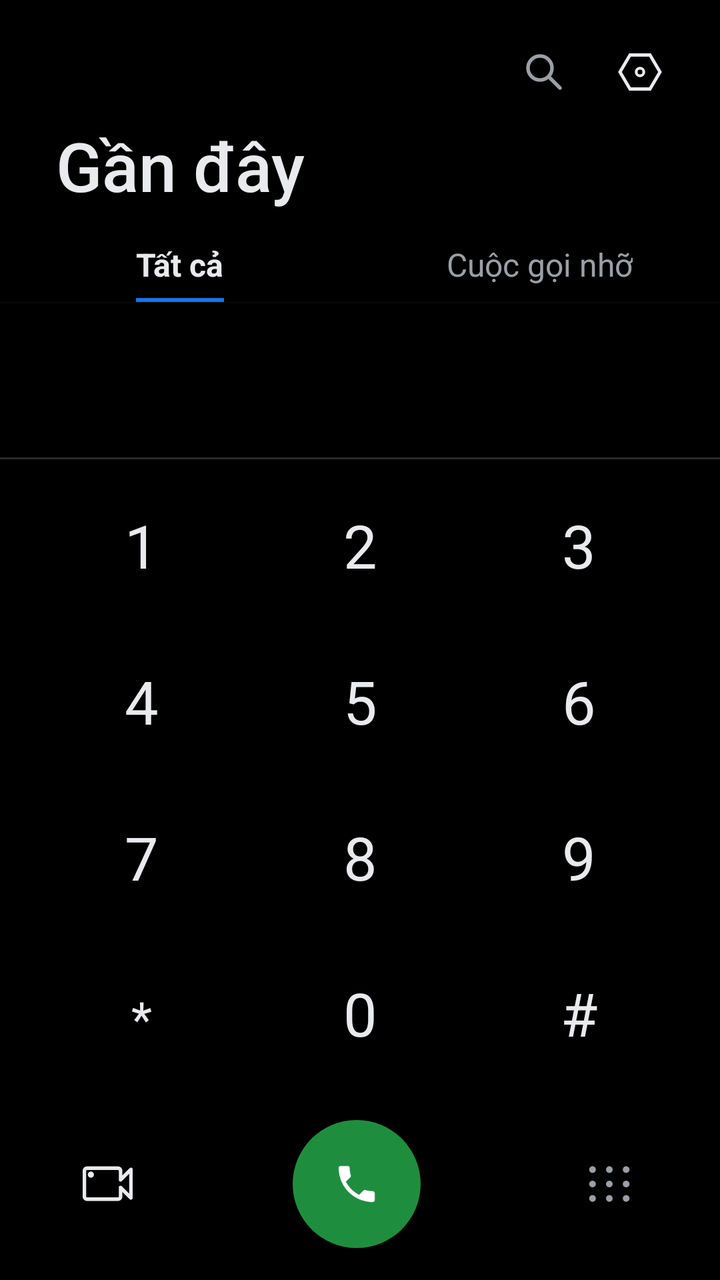
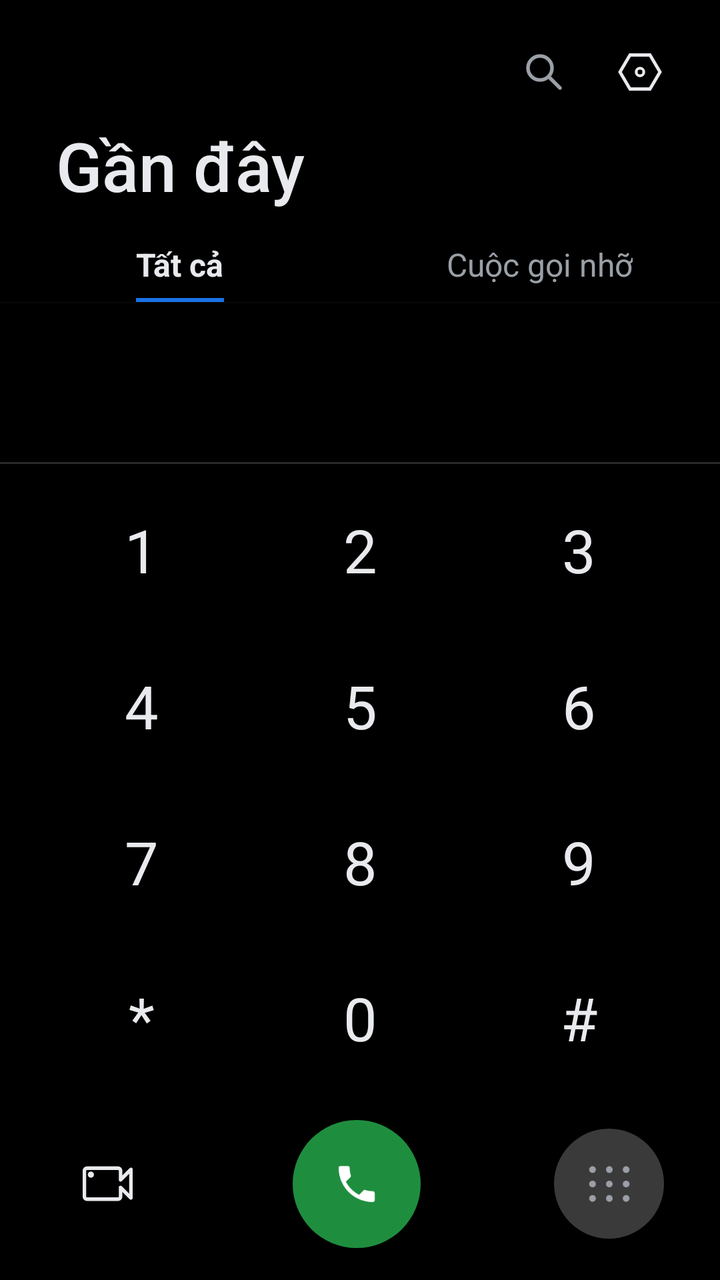

An Android layout rendered at two revisions. The XML below is the earlier revision; the diff shows what the commit changed to produce the second picture.
<!-- AndroidManifest.xml: application theme Theme.SimpleCall -->
<!-- res/layout/fragment_dialer.xml -->
<?xml version="1.0" encoding="utf-8"?>
<LinearLayout xmlns:android="http://schemas.android.com/apk/res/android"
    xmlns:app="http://schemas.android.com/apk/res-auto"
    xmlns:tools="http://schemas.android.com/tools"
    android:layout_width="match_parent"
    android:layout_height="match_parent"
    android:orientation="vertical"
    android:background="@color/bg">

    
    <LinearLayout
        android:id="@+id/llDialerHeader"
        android:layout_width="match_parent" android:layout_height="wrap_content"
        android:orientation="vertical">

        <FrameLayout
            android:layout_width="match_parent" android:layout_height="wrap_content"
            android:paddingTop="16dp" android:paddingEnd="20dp">
            <LinearLayout
                android:layout_width="wrap_content" android:layout_height="wrap_content"
                android:layout_gravity="end"
                android:orientation="horizontal">
                <ImageButton
                    android:id="@+id/btnDialerSearch"
                    android:layout_width="40dp" android:layout_height="40dp"
                    android:background="@android:color/transparent"
                    android:src="@drawable/ic_search"
                    android:contentDescription="@string/search" />
                <ImageButton
                    android:id="@+id/btnDialerSettings"
                    android:layout_width="40dp" android:layout_height="40dp"
                    android:layout_marginStart="8dp"
                    android:background="@android:color/transparent"
                    android:src="@drawable/ic_hexagon_settings"
                    android:contentDescription="@string/settings" />
            </LinearLayout>
        </FrameLayout>

        <TextView
            android:layout_width="wrap_content" android:layout_height="wrap_content"
            android:layout_marginStart="28dp" android:layout_marginTop="4dp"
            android:text="@string/recents_title"
            android:textSize="34sp"
            android:textColor="@color/text_primary"
            android:fontFamily="sans-serif-medium" />

        <LinearLayout
            android:layout_width="match_parent" android:layout_height="wrap_content"
            android:orientation="horizontal"
            android:paddingTop="16dp">

            <FrameLayout
                android:layout_width="0dp" android:layout_height="wrap_content"
                android:layout_weight="1">
                <LinearLayout
                    android:id="@+id/tabAll"
                    android:layout_width="wrap_content" android:layout_height="wrap_content"
                    android:layout_gravity="center"
                    android:orientation="vertical"
                    android:gravity="center_horizontal"
                    android:clickable="true" android:focusable="true">
                    <TextView
                        android:id="@+id/tvTabAll"
                        android:layout_width="wrap_content" android:layout_height="wrap_content"
                        android:text="@string/tab_all"
                        android:textSize="16sp" android:textStyle="bold"
                        android:textColor="@color/text_primary"
                        android:fontFamily="sans-serif" />
                    <View
                        android:id="@+id/tabAllUnderline"
                        android:layout_width="match_parent" android:layout_height="2dp"
                        android:layout_marginTop="6dp"
                        android:background="@color/accent_blue" />
                </LinearLayout>
            </FrameLayout>

            <FrameLayout
                android:layout_width="0dp" android:layout_height="wrap_content"
                android:layout_weight="1">
                <LinearLayout
                    android:id="@+id/tabMissed"
                    android:layout_width="wrap_content" android:layout_height="wrap_content"
                    android:layout_gravity="center"
                    android:orientation="vertical"
                    android:gravity="center_horizontal"
                    android:clickable="true" android:focusable="true">
                    <TextView
                        android:id="@+id/tvTabMissed"
                        android:layout_width="wrap_content" android:layout_height="wrap_content"
                        android:text="@string/tab_missed"
                        android:textSize="16sp"
                        android:textColor="@color/text_secondary"
                        android:fontFamily="sans-serif" />
                    <View
                        android:id="@+id/tabMissedUnderline"
                        android:layout_width="match_parent" android:layout_height="2dp"
                        android:layout_marginTop="6dp"
                        android:background="@android:color/transparent" />
                </LinearLayout>
            </FrameLayout>
        </LinearLayout>

        <View
            android:layout_width="match_parent" android:layout_height="0.5dp"
            android:background="#332B2B2B" />
    </LinearLayout>

    
    <FrameLayout
        android:layout_width="match_parent"
        android:layout_height="0dp"
        android:layout_weight="1">

    
    <androidx.recyclerview.widget.RecyclerView
        android:id="@+id/rvRecents"
        android:layout_width="match_parent"
        android:layout_height="match_parent"
        android:clipToPadding="false"
        android:paddingBottom="280dp" />

    
    <LinearLayout
        android:id="@+id/llSuggestionsWrap"
        android:layout_width="match_parent"
        android:layout_height="match_parent"
        android:orientation="vertical"
        android:paddingBottom="280dp"
        android:visibility="gone">

        <TextView
            android:id="@+id/tvSuggestionsHeader"
            android:layout_width="match_parent"
            android:layout_height="wrap_content"
            android:text="@string/all_contacts"
            android:textSize="14sp"
            android:textColor="@color/text_secondary"
            android:fontFamily="sans-serif"
            android:paddingStart="20dp"
            android:paddingEnd="20dp"
            android:paddingTop="14dp"
            android:paddingBottom="8dp" />

        <androidx.recyclerview.widget.RecyclerView
            android:id="@+id/rvSuggestions"
            android:layout_width="match_parent"
            android:layout_height="0dp"
            android:layout_weight="1"
            android:clipToPadding="false" />
    </LinearLayout>

    
    <LinearLayout
        android:id="@+id/llNoMatchActions"
        android:layout_width="match_parent"
        android:layout_height="wrap_content"
        android:orientation="vertical"
        android:paddingTop="8dp"
        android:visibility="gone">

        <LinearLayout
            android:id="@+id/rowCreateContact"
            android:layout_width="match_parent" android:layout_height="wrap_content"
            android:orientation="horizontal" android:gravity="center_vertical"
            android:background="@drawable/bg_settings_row"
            android:clickable="true" android:focusable="true"
            android:paddingStart="20dp" android:paddingEnd="20dp"
            android:paddingTop="14dp" android:paddingBottom="14dp">
            <ImageView android:layout_width="30dp" android:layout_height="30dp"
                android:src="@drawable/ic_add" app:tint="@color/white" tools:ignore="MissingClass"/>
            <TextView android:layout_width="0dp" android:layout_height="wrap_content"
                android:layout_weight="1" android:layout_marginStart="18dp"
                android:text="@string/create_new_contact"
                android:textSize="16sp" android:textColor="@color/text_primary" android:fontFamily="sans-serif"/>
        </LinearLayout>

        <LinearLayout
            android:id="@+id/rowAddToExisting"
            android:layout_width="match_parent" android:layout_height="wrap_content"
            android:orientation="horizontal" android:gravity="center_vertical"
            android:background="@drawable/bg_settings_row"
            android:clickable="true" android:focusable="true"
            android:paddingStart="20dp" android:paddingEnd="20dp"
            android:paddingTop="14dp" android:paddingBottom="14dp">
            <ImageView android:layout_width="24dp" android:layout_height="24dp"
                android:src="@drawable/ic_person" app:tint="@color/white" tools:ignore="MissingClass"/>
            <TextView android:layout_width="0dp" android:layout_height="wrap_content"
                android:layout_weight="1" android:layout_marginStart="24dp"
                android:text="@string/add_to_existing_contact"
                android:textSize="16sp" android:textColor="@color/text_primary" android:fontFamily="sans-serif"/>
        </LinearLayout>

        <LinearLayout
            android:id="@+id/rowSendSms"
            android:layout_width="match_parent" android:layout_height="wrap_content"
            android:orientation="horizontal" android:gravity="center_vertical"
            android:background="@drawable/bg_settings_row"
            android:clickable="true" android:focusable="true"
            android:paddingStart="20dp" android:paddingEnd="20dp"
            android:paddingTop="14dp" android:paddingBottom="14dp">
            <ImageView android:layout_width="20dp" android:layout_height="20dp"
                android:src="@android:drawable/ic_dialog_email" app:tint="@color/white" tools:ignore="MissingClass"/>
            <TextView android:layout_width="0dp" android:layout_height="wrap_content"
                android:layout_weight="1" android:layout_marginStart="24dp"
                android:text="@string/send_sms"
                android:textSize="16sp" android:textColor="@color/text_primary" android:fontFamily="sans-serif"/>
        </LinearLayout>

        <LinearLayout
            android:id="@+id/rowVideoMeet"
            android:layout_width="match_parent" android:layout_height="wrap_content"
            android:orientation="horizontal" android:gravity="center_vertical"
            android:background="@drawable/bg_settings_row"
            android:clickable="true" android:focusable="true"
            android:paddingStart="20dp" android:paddingEnd="20dp"
            android:paddingTop="14dp" android:paddingBottom="14dp">
            <ImageView android:layout_width="24dp" android:layout_height="24dp"
                android:src="@drawable/ic_video_call" app:tint="@color/white" tools:ignore="MissingClass"/>
            <TextView android:layout_width="0dp" android:layout_height="wrap_content"
                android:layout_weight="1" android:layout_marginStart="24dp"
                android:text="@string/video_call_meet"
                android:textSize="16sp" android:textColor="@color/text_primary" android:fontFamily="sans-serif"/>
        </LinearLayout>
    </LinearLayout>

    
    <LinearLayout
        android:id="@+id/panelKeypad"
        android:layout_width="match_parent"
        android:layout_height="wrap_content"
        android:layout_gravity="bottom"
        android:orientation="vertical"
        android:background="@color/bg"
        android:elevation="8dp">

        
        <View
            android:layout_width="match_parent"
            android:layout_height="1dp"
            android:background="@color/divider" />

        
        <FrameLayout
            android:id="@+id/frameNumber"
            android:layout_width="match_parent"
            android:layout_height="wrap_content"
            android:paddingTop="10dp"
            android:paddingStart="20dp"
            android:paddingEnd="20dp"
            android:visibility="gone">

            <ImageButton
                android:id="@+id/btnDialMenu"
                android:layout_width="40dp"
                android:layout_height="40dp"
                android:layout_gravity="center_vertical|start"
                android:background="@android:color/transparent"
                android:src="@drawable/ic_more_vert"
                android:contentDescription="@string/dialpad_options"
                android:visibility="invisible" />

            <EditText
                android:id="@+id/etNumber"
                android:layout_width="match_parent"
                android:layout_height="wrap_content"
                android:layout_gravity="center_vertical"
                android:paddingStart="48dp"
                android:paddingEnd="62dp"
                android:background="@null"
                android:inputType="none"
                android:gravity="center"
                android:textSize="32sp"
                android:textColor="@color/text_primary"
                android:fontFamily="sans-serif-light"
                android:cursorVisible="true"
                android:maxLines="1" />

            <ImageButton
                android:id="@+id/btnBackspace"
                android:layout_width="62dp"
                android:layout_height="40dp"
                android:layout_gravity="center_vertical|end"
                android:background="@android:color/transparent"
                android:src="@drawable/ic_backspace"
                android:contentDescription="@string/cancel"
                android:visibility="invisible" />
        </FrameLayout>

        
        <GridLayout
            android:id="@+id/keypad"
            android:layout_width="match_parent"
            android:layout_height="wrap_content"
            android:layout_marginTop="4dp"
            android:paddingStart="16dp"
            android:paddingEnd="16dp"
            android:columnCount="3"
            android:rowCount="4"
            android:useDefaultMargins="false">

            <Button android:tag="1" style="@style/KeyBtn" android:text="1" android:layout_columnWeight="1" />
            <Button android:tag="2" style="@style/KeyBtn" android:text="2" android:layout_columnWeight="1" />
            <Button android:tag="3" style="@style/KeyBtn" android:text="3" android:layout_columnWeight="1" />
            <Button android:tag="4" style="@style/KeyBtn" android:text="4" android:layout_columnWeight="1" />
            <Button android:tag="5" style="@style/KeyBtn" android:text="5" android:layout_columnWeight="1" />
            <Button android:tag="6" style="@style/KeyBtn" android:text="6" android:layout_columnWeight="1" />
            <Button android:tag="7" style="@style/KeyBtn" android:text="7" android:layout_columnWeight="1" />
            <Button android:tag="8" style="@style/KeyBtn" android:text="8" android:layout_columnWeight="1" />
            <Button android:tag="9" style="@style/KeyBtn" android:text="9" android:layout_columnWeight="1" />
            <Button android:tag="*" style="@style/KeyBtn" android:text="*" android:layout_columnWeight="1" android:textSize="24sp" />
            <Button android:tag="0" style="@style/KeyBtn" android:text="0" android:layout_columnWeight="1" />
            <Button android:tag="#" style="@style/KeyBtn" android:text="#" android:layout_columnWeight="1" />
        </GridLayout>

        
        <LinearLayout
            android:id="@+id/rowDialControls"
            android:layout_width="match_parent"
            android:layout_height="wrap_content"
            android:orientation="horizontal"
            android:gravity="center_vertical"
            android:paddingTop="12dp"
            android:paddingBottom="16dp"
            android:paddingStart="28dp"
            android:paddingEnd="28dp">

            <FrameLayout
                android:id="@+id/btnVideoCall"
                android:layout_width="52dp" android:layout_height="52dp"
                android:background="@android:color/transparent"
                android:clickable="true" android:focusable="true"
                android:contentDescription="@string/video_call">
                <ImageView android:layout_width="31dp" android:layout_height="31dp"
                    android:layout_gravity="center"
                    android:src="@drawable/ic_video_call_outline"
                    tools:ignore="MissingClass"/>
            </FrameLayout>

            <Space android:layout_width="0dp" android:layout_height="1dp" android:layout_weight="1"/>

            <ImageButton
                android:id="@+id/btnCall"
                android:layout_width="64dp" android:layout_height="64dp"
                android:layout_gravity="center"
                android:background="@drawable/bg_call_circle"
                android:src="@drawable/ic_call"
                android:contentDescription="@string/call"
                android:visibility="visible" />

            <LinearLayout
                android:id="@+id/llCallDual"
                android:layout_width="wrap_content" android:layout_height="50dp"
                android:layout_gravity="center"
                android:orientation="horizontal"
                android:visibility="gone">

                <FrameLayout
                    android:id="@+id/btnCallSim1"
                    android:layout_width="95dp" android:layout_height="match_parent"
                    android:background="@drawable/bg_call_pill_left"
                    android:clickable="true" android:focusable="true">
                    
                    <View
                        android:layout_width="14dp" android:layout_height="match_parent"
                        android:layout_gravity="end"
                        android:background="@color/btn_call_pill_right" />
                    <ImageView android:layout_width="22dp" android:layout_height="22dp"
                        android:layout_gravity="center" android:src="@drawable/ic_call" tools:ignore="MissingClass"/>
                    <TextView android:layout_width="wrap_content" android:layout_height="wrap_content"
                        android:layout_gravity="center" android:translationX="9dp" android:translationY="-4dp"
                        android:text="1" android:textSize="12sp" android:textStyle="bold"
                        android:textColor="@color/white" android:fontFamily="sans-serif-medium"/>
                </FrameLayout>

                <FrameLayout
                    android:id="@+id/btnCallSim2"
                    android:layout_width="95dp" android:layout_height="match_parent"
                    android:background="@drawable/bg_call_pill_right"
                    android:clickable="true" android:focusable="true">
                    <ImageView android:layout_width="22dp" android:layout_height="22dp"
                        android:layout_gravity="center" android:src="@drawable/ic_call" tools:ignore="MissingClass"/>
                    <TextView android:layout_width="wrap_content" android:layout_height="wrap_content"
                        android:layout_gravity="center" android:translationX="9dp" android:translationY="-4dp"
                        android:text="2" android:textSize="12sp" android:textStyle="bold"
                        android:textColor="@color/white" android:fontFamily="sans-serif-medium"/>
                </FrameLayout>
            </LinearLayout>

            <Space android:layout_width="0dp" android:layout_height="1dp" android:layout_weight="1"/>

            <ImageButton
                android:id="@+id/btnKeypadToggle"
                android:layout_width="55dp" android:layout_height="55dp"
                android:background="@android:color/transparent"
                android:src="@drawable/ic_dialpad"
                android:tint="@color/text_secondary"
                android:contentDescription="@string/open_dialpad" />

        </LinearLayout>
    </LinearLayout>

    </FrameLayout>
</LinearLayout>
<!-- resources referenced by this layout -->
<resources>
  <color name="accent_blue">#1A73E8</color>
  <color name="bg">#000000</color>
  <color name="btn_call_pill_right">#1AA155</color>
  <color name="divider">#2A2A2A</color>
  <color name="text_primary">#E8EAED</color>
  <color name="text_secondary">#9AA0A6</color>
  <color name="white">#FFFFFF</color>
  <!-- drawable bg_call_circle (drawable) -->
  <?xml version="1.0" encoding="utf-8"?>
  <ripple xmlns:android="http://schemas.android.com/apk/res/android"
      android:color="#331E8E3E">
      <item>
          <shape android:shape="oval">
              <solid android:color="@color/btn_call" />
          </shape>
      </item>
  </ripple>
  <!-- drawable bg_settings_row (drawable) -->
  <?xml version="1.0" encoding="utf-8"?>
  <ripple xmlns:android="http://schemas.android.com/apk/res/android"
      android:color="@color/key_ripple">
      <item>
          <shape android:shape="rectangle">
              <solid android:color="@color/bg_row" />
          </shape>
      </item>
  </ripple>
  <!-- drawable ic_person (drawable) -->
  <?xml version="1.0" encoding="utf-8"?>
  <vector xmlns:android="http://schemas.android.com/apk/res/android"
      android:width="24dp" android:height="24dp"
      android:viewportWidth="24" android:viewportHeight="24">
      <path android:fillColor="#FFFFFFFF"
          android:pathData="M12,12c2.21,0 4,-1.79 4,-4s-1.79,-4 -4,-4 -4,1.79 -4,4 1.79,4 4,4zM12,14c-2.67,0 -8,1.34 -8,4v2h16v-2c0,-2.66 -5.33,-4 -8,-4z"/>
  </vector>
  <!-- drawable ic_video_call (drawable) -->
  <?xml version="1.0" encoding="utf-8"?>
  <vector xmlns:android="http://schemas.android.com/apk/res/android"
      android:width="24dp" android:height="24dp"
      android:viewportWidth="24" android:viewportHeight="24">
      <path android:fillColor="#FFFFFF"
          android:pathData="M17,10.5V7c0-0.55-0.45-1-1-1H4C3.45,6 3,6.45 3,7v10c0,0.55 0.45,1 1,1h12c0.55,0 1-0.45 1-1v-3.5l4,4v-11L17,10.5z"/>
  </vector>
  <string name="add_to_existing_contact">Thêm vào liên hệ hiện có</string>
  <string name="all_contacts">Tất cả liên hệ</string>
  <string name="call">Gọi</string>
  <string name="cancel">Hủy</string>
  <string name="create_new_contact">Tạo liên hệ mới</string>
  <string name="dialpad_options">Tùy chọn quay số</string>
  <string name="open_dialpad">Bàn phím</string>
  <string name="recents_title">Gần đây</string>
  <string name="search">Tìm kiếm</string>
  <string name="send_sms">Gửi tin nhắn SMS</string>
  <string name="settings">Cài đặt</string>
  <string name="tab_all">Tất cả</string>
  <string name="tab_missed">Cuộc gọi nhỡ</string>
  <string name="video_call">Gọi video</string>
  <string name="video_call_meet">Cuộc gọi video Meet</string>
  <color name="btn_call">#1E8E3E</color>
  <color name="btn_call_sim1">#2FBF60</color>
  <color name="key_ripple">#22FFFFFF</color>
  <color name="bg_row">#000000</color>
  <!-- drawable bg_key (drawable) -->
  <?xml version="1.0" encoding="utf-8"?>
  <ripple xmlns:android="http://schemas.android.com/apk/res/android"
      android:color="@color/key_ripple">
      <item>
          <shape android:shape="oval">
              <solid android:color="@android:color/transparent" />
          </shape>
      </item>
  </ripple>
  <color name="primary">#1E8E3E</color>
  <color name="primary_dark">#137333</color>
  <!-- unchanged entries left out for length: 12 -->
</resources>

<!-- the commit's change to res/layout/fragment_dialer.xml (unified diff, before → after) -->
@@ -166,7 +166,7 @@
             android:clickable="true" android:focusable="true"
             android:paddingStart="20dp" android:paddingEnd="20dp"
             android:paddingTop="14dp" android:paddingBottom="14dp">
-            <ImageView android:layout_width="30dp" android:layout_height="30dp"
+            <ImageView android:layout_width="24dp" android:layout_height="24dp"
                 android:src="@drawable/ic_add" app:tint="@color/white" tools:ignore="MissingClass"/>
             <TextView android:layout_width="0dp" android:layout_height="wrap_content"
                 android:layout_weight="1" android:layout_marginStart="18dp"
@@ -198,7 +198,7 @@
             android:clickable="true" android:focusable="true"
             android:paddingStart="20dp" android:paddingEnd="20dp"
             android:paddingTop="14dp" android:paddingBottom="14dp">
-            <ImageView android:layout_width="20dp" android:layout_height="20dp"
+            <ImageView android:layout_width="24dp" android:layout_height="24dp"
                 android:src="@android:drawable/ic_dialog_email" app:tint="@color/white" tools:ignore="MissingClass"/>
             <TextView android:layout_width="0dp" android:layout_height="wrap_content"
                 android:layout_weight="1" android:layout_marginStart="24dp"
@@ -307,7 +307,7 @@
             <Button android:tag="7" style="@style/KeyBtn" android:text="7" android:layout_columnWeight="1" />
             <Button android:tag="8" style="@style/KeyBtn" android:text="8" android:layout_columnWeight="1" />
             <Button android:tag="9" style="@style/KeyBtn" android:text="9" android:layout_columnWeight="1" />
-            <Button android:tag="*" style="@style/KeyBtn" android:text="*" android:layout_columnWeight="1" android:textSize="24sp" />
+            <Button android:tag="*" style="@style/KeyBtn" android:text="*" android:layout_columnWeight="1" />
             <Button android:tag="0" style="@style/KeyBtn" android:text="0" android:layout_columnWeight="1" />
             <Button android:tag="#" style="@style/KeyBtn" android:text="#" android:layout_columnWeight="1" />
         </GridLayout>
@@ -391,7 +391,7 @@
             <ImageButton
                 android:id="@+id/btnKeypadToggle"
                 android:layout_width="55dp" android:layout_height="55dp"
-                android:background="@android:color/transparent"
+                android:background="@drawable/bg_key_bright"
                 android:src="@drawable/ic_dialpad"
                 android:tint="@color/text_secondary"
                 android:contentDescription="@string/open_dialpad" />
<!-- resource entries referenced after the edit -->
@@ -14,6 +14,16 @@
       <item>
           <shape android:shape="oval">
               <solid android:color="@color/btn_call" />
+          </shape>
+      </item>
+  </ripple>
+  <!-- drawable bg_key_bright (drawable) -->
+  <?xml version="1.0" encoding="utf-8"?>
+  <ripple xmlns:android="http://schemas.android.com/apk/res/android"
+      android:color="#44FFFFFF">
+      <item>
+          <shape android:shape="oval">
+              <solid android:color="#3A3A3A" />
           </shape>
       </item>
   </ripple>
